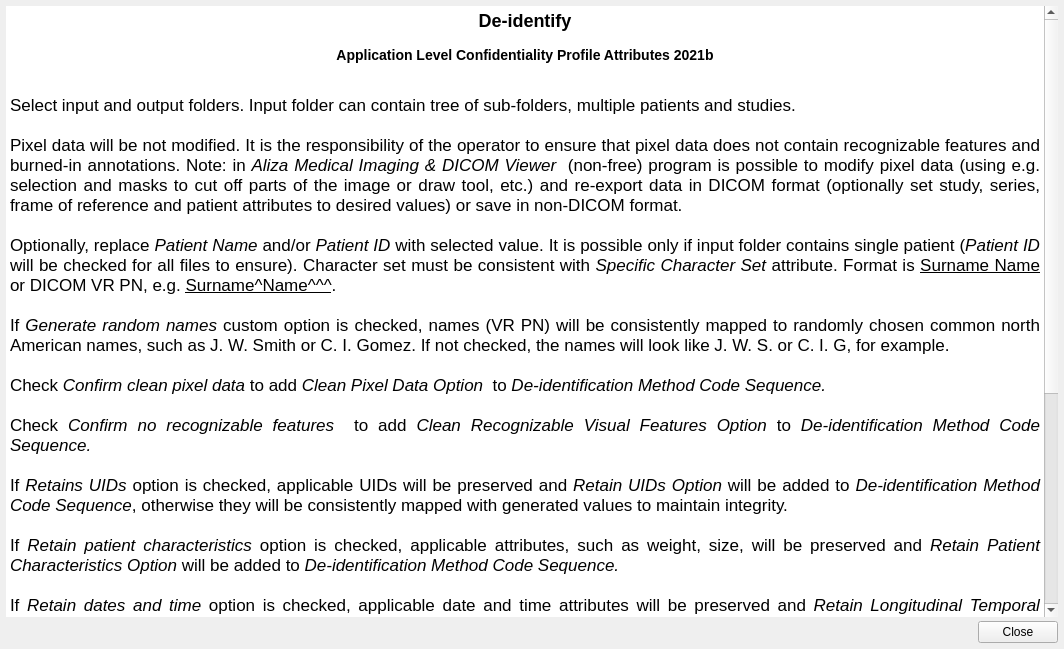
Qt form browser/helpwidget.ui (AlizaMedicalImaging/AlizaMS) before a commit.
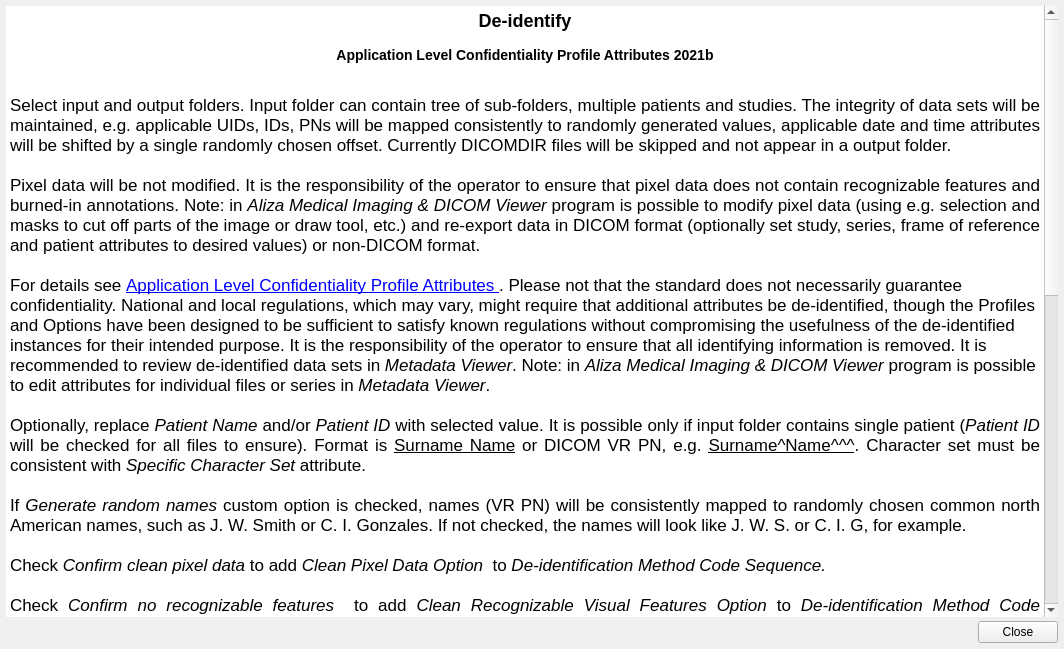
The same form after that commit.

```diff
--- a/browser/helpwidget.ui
+++ b/browser/helpwidget.ui
@@ -42,33 +42,38 @@
 &lt;p align=&quot;center&quot; style=&quot; margin-top:16px; margin-bottom:12px; margin-left:0px; margin-right:0px; -qt-block-indent:0; text-indent:0px;&quot;&gt;&lt;span style=&quot; font-size:x-large; font-weight:600;&quot;&gt;De-identify&lt;/span&gt;&lt;/p&gt;
 &lt;p align=&quot;center&quot; style=&quot; margin-top:16px; margin-bottom:12px; margin-left:0px; margin-right:0px; -qt-block-indent:0; text-indent:0px;&quot;&gt;&lt;span style=&quot; font-size:large; font-weight:600;&quot;&gt;Application Level Confidentiality Profile Attributes 2021b&lt;/span&gt;&lt;/p&gt;
 &lt;p style=&quot;-qt-paragraph-type:empty; margin-top:0px; margin-bottom:0px; margin-left:0px; margin-right:0px; -qt-block-indent:0; text-indent:0px;&quot;&gt;&lt;br /&gt;&lt;/p&gt;
-&lt;p align=&quot;justify&quot; style=&quot; margin-top:0px; margin-bottom:0px; margin-left:0px; margin-right:0px; -qt-block-indent:0; text-indent:0px;&quot;&gt;Select input and output folders. Input folder can contain tree of sub-folders, multiple patients and studies.&lt;/p&gt;
+&lt;p align=&quot;justify&quot; style=&quot; margin-top:0px; margin-bottom:0px; margin-left:0px; margin-right:0px; -qt-block-indent:0; text-indent:0px;&quot;&gt;Select input and output folders. Input folder can contain tree of sub-folders, multiple patients and studies. The integrity of data sets will be maintained, e.g. applicable UIDs, IDs, PNs will be mapped consistently to randomly generated values, applicable date and time attributes will be shifted by a single randomly chosen offset. Currently DICOMDIR files will be skipped and not appear in a output folder.&lt;/p&gt;
 &lt;p style=&quot;-qt-paragraph-type:empty; margin-top:0px; margin-bottom:0px; margin-left:0px; margin-right:0px; -qt-block-indent:0; text-indent:0px;&quot;&gt;&lt;br /&gt;&lt;/p&gt;
-&lt;p align=&quot;justify&quot; style=&quot; margin-top:0px; margin-bottom:0px; margin-left:0px; margin-right:0px; -qt-block-indent:0; text-indent:0px;&quot;&gt;Pixel data will be not modified. It is the responsibility of the operator to ensure that pixel data does not contain recognizable features and burned-in annotations. Note: in &lt;span style=&quot; font-style:italic;&quot;&gt;Aliza Medical Imaging &amp;amp; DICOM Viewer&lt;/span&gt;  (non-free) program is possible to modify pixel data (using e.g. selection and masks to cut off parts of the image or draw tool, etc.) and re-export data in DICOM format (optionally set study, series, frame of reference and patient attributes to desired values) or save in non-DICOM format.&lt;/p&gt;
+&lt;p align=&quot;justify&quot; style=&quot; margin-top:0px; margin-bottom:0px; margin-left:0px; margin-right:0px; -qt-block-indent:0; text-indent:0px;&quot;&gt;Pixel data will be not modified. It is the responsibility of the operator to ensure that pixel data does not contain recognizable features and burned-in annotations. Note: in &lt;span style=&quot; font-style:italic;&quot;&gt;Aliza Medical Imaging &amp;amp; DICOM Viewer &lt;/span&gt;program is possible to modify pixel data (using e.g. selection and masks to cut off parts of the image or draw tool, etc.) and re-export data in DICOM format (optionally set study, series, frame of reference and patient attributes to desired values) or non-DICOM format.&lt;/p&gt;
 &lt;p style=&quot;-qt-paragraph-type:empty; margin-top:0px; margin-bottom:0px; margin-left:0px; margin-right:0px; -qt-block-indent:0; text-indent:0px;&quot;&gt;&lt;br /&gt;&lt;/p&gt;
-&lt;p align=&quot;justify&quot; style=&quot; margin-top:0px; margin-bottom:0px; margin-left:0px; margin-right:0px; -qt-block-indent:0; text-indent:0px;&quot;&gt;Optionally, replace &lt;span style=&quot; font-style:italic;&quot;&gt;Patient Name&lt;/span&gt; and/or &lt;span style=&quot; font-style:italic;&quot;&gt;Patient ID&lt;/span&gt; with selected value. It is possible only if input folder contains single patient (&lt;span style=&quot; font-style:italic;&quot;&gt;Patient ID&lt;/span&gt; will be checked for all files to ensure). Character set must be consistent with &lt;span style=&quot; font-style:italic;&quot;&gt;Specific Character Set &lt;/span&gt;attribute. Format is &lt;span style=&quot; text-decoration: underline;&quot;&gt;Surname Name&lt;/span&gt; or DICOM VR PN, e.g. &lt;span style=&quot; text-decoration: underline;&quot;&gt;Surname^Name^^^&lt;/span&gt;.&lt;/p&gt;
+&lt;p style=&quot; margin-top:0px; margin-bottom:0px; margin-left:0px; margin-right:0px; -qt-block-indent:0; text-indent:0px;&quot;&gt;For details see &lt;a href=&quot;https://www.aliza-dicom-viewer.com/manual/dicom-specification/application-level-confidentiality-profile-attributes&quot;&gt;&lt;span style=&quot; text-decoration: underline; color:#0000ff;&quot;&gt;Application Level Confidentiality Profile Attributes &lt;/span&gt;&lt;/a&gt;. Please not that the standard does not necessarily guarantee confidentiality. National and local regulations, which may vary, might require that additional attributes be de-identified, though the Profiles and Options have been designed to be sufficient to satisfy known regulations without compromising the usefulness of the de-identified instances for their intended purpose. It is the responsibility of the operator to ensure that all identifying information is removed. It is recommended to review de-identified data sets in &lt;span style=&quot; font-style:italic;&quot;&gt;Metadata Viewer&lt;/span&gt;. Note: in &lt;span style=&quot; font-style:italic;&quot;&gt;Aliza Medical Imaging &amp;amp; DICOM Viewer &lt;/span&gt;program is possible to edit attributes for individual files or series in &lt;span style=&quot; font-style:italic;&quot;&gt;Metadata Viewer&lt;/span&gt;.&lt;/p&gt;
+&lt;p style=&quot;-qt-paragraph-type:empty; margin-top:0px; margin-bottom:0px; margin-left:0px; margin-right:0px; -qt-block-indent:0; text-indent:0px; text-decoration: underline; color:#0000ff;&quot;&gt;&lt;br /&gt;&lt;/p&gt;
+&lt;p align=&quot;justify&quot; style=&quot; margin-top:0px; margin-bottom:0px; margin-left:0px; margin-right:0px; -qt-block-indent:0; text-indent:0px;&quot;&gt;Optionally, replace &lt;span style=&quot; font-style:italic;&quot;&gt;Patient Name&lt;/span&gt; and/or &lt;span style=&quot; font-style:italic;&quot;&gt;Patient ID&lt;/span&gt; with selected value. It is possible only if input folder contains single patient (&lt;span style=&quot; font-style:italic;&quot;&gt;Patient ID&lt;/span&gt; will be checked for all files to ensure). Format is &lt;span style=&quot; text-decoration: underline;&quot;&gt;Surname Name&lt;/span&gt; or DICOM VR PN, e.g. &lt;span style=&quot; text-decoration: underline;&quot;&gt;Surname^Name^^^&lt;/span&gt;. Character set must be consistent with &lt;span style=&quot; font-style:italic;&quot;&gt;Specific Character Set &lt;/span&gt;attribute. &lt;/p&gt;
 &lt;p style=&quot;-qt-paragraph-type:empty; margin-top:0px; margin-bottom:0px; margin-left:0px; margin-right:0px; -qt-block-indent:0; text-indent:0px;&quot;&gt;&lt;br /&gt;&lt;/p&gt;
-&lt;p align=&quot;justify&quot; style=&quot; margin-top:0px; margin-bottom:0px; margin-left:0px; margin-right:0px; -qt-block-indent:0; text-indent:0px;&quot;&gt;If &lt;span style=&quot; font-style:italic;&quot;&gt;Generate random names&lt;/span&gt; custom option is checked, names (VR PN) will be consistently mapped to randomly chosen common north American names, such as J. W. Smith or C. I. Gomez. If not checked, the names will look like J. W. S. or C. I. G, for example. &lt;/p&gt;
+&lt;p align=&quot;justify&quot; style=&quot; margin-top:0px; margin-bottom:0px; margin-left:0px; margin-right:0px; -qt-block-indent:0; text-indent:0px;&quot;&gt;If &lt;span style=&quot; font-style:italic;&quot;&gt;Generate random names&lt;/span&gt; custom option is checked, names (VR PN) will be consistently mapped to randomly chosen common north American names, such as J. W. Smith or C. I. Gonzales. If not checked, the names will look like J. W. S. or C. I. G, for example. &lt;/p&gt;
 &lt;p style=&quot;-qt-paragraph-type:empty; margin-top:0px; margin-bottom:0px; margin-left:0px; margin-right:0px; -qt-block-indent:0; text-indent:0px;&quot;&gt;&lt;br /&gt;&lt;/p&gt;
 &lt;p align=&quot;justify&quot; style=&quot; margin-top:0px; margin-bottom:0px; margin-left:0px; margin-right:0px; -qt-block-indent:0; text-indent:0px;&quot;&gt;Check &lt;span style=&quot; font-style:italic;&quot;&gt;Confirm clean pixel data&lt;/span&gt; to add &lt;span style=&quot; font-style:italic;&quot;&gt;Clean Pixel Data Option  &lt;/span&gt;to &lt;span style=&quot; font-style:italic;&quot;&gt;De-identification Method Code Sequence.&lt;/span&gt;&lt;/p&gt;
 &lt;p style=&quot;-qt-paragraph-type:empty; margin-top:0px; margin-bottom:0px; margin-left:0px; margin-right:0px; -qt-block-indent:0; text-indent:0px; text-decoration: underline; color:#0000ff;&quot;&gt;&lt;br /&gt;&lt;/p&gt;
 &lt;p align=&quot;justify&quot; style=&quot; margin-top:0px; margin-bottom:0px; margin-left:0px; margin-right:0px; -qt-block-indent:0; text-indent:0px;&quot;&gt;Check &lt;span style=&quot; font-style:italic;&quot;&gt;Confirm no recognizable features  &lt;/span&gt;to add &lt;span style=&quot; font-style:italic;&quot;&gt;Clean Recognizable Visual Features Option&lt;/span&gt; to &lt;span style=&quot; font-style:italic;&quot;&gt;De-identification Method Code Sequence.&lt;/span&gt;&lt;/p&gt;
 &lt;p style=&quot;-qt-paragraph-type:empty; margin-top:0px; margin-bottom:0px; margin-left:0px; margin-right:0px; -qt-block-indent:0; text-indent:0px; font-style:italic;&quot;&gt;&lt;br /&gt;&lt;/p&gt;
-&lt;p align=&quot;justify&quot; style=&quot; margin-top:0px; margin-bottom:0px; margin-left:0px; margin-right:0px; -qt-block-indent:0; text-indent:0px;&quot;&gt;If &lt;span style=&quot; font-style:italic;&quot;&gt;Retains UIDs&lt;/span&gt; option is checked, applicable UIDs will be preserved and &lt;span style=&quot; font-style:italic;&quot;&gt;Retain UIDs Option&lt;/span&gt; will be added to &lt;span style=&quot; font-style:italic;&quot;&gt;De-identification Method Code Sequence&lt;/span&gt;, otherwise they will be consistently mapped with generated values to maintain integrity.&lt;/p&gt;
+&lt;p align=&quot;justify&quot; style=&quot; margin-top:0px; margin-bottom:0px; margin-left:0px; margin-right:0px; -qt-block-indent:0; text-indent:0px;&quot;&gt;If &lt;span style=&quot; font-style:italic;&quot;&gt;Retains UIDs&lt;/span&gt; option is checked, applicable UIDs will be preserved and &lt;span style=&quot; font-style:italic;&quot;&gt;Retain UIDs Option&lt;/span&gt; will be added to &lt;span style=&quot; font-style:italic;&quot;&gt;De-identification Method Code Sequence&lt;/span&gt;, otherwise they will be consistently mapped with randomly generated values.&lt;/p&gt;
 &lt;p style=&quot;-qt-paragraph-type:empty; margin-top:0px; margin-bottom:0px; margin-left:0px; margin-right:0px; -qt-block-indent:0; text-indent:0px;&quot;&gt;&lt;br /&gt;&lt;/p&gt;
-&lt;p align=&quot;justify&quot; style=&quot; margin-top:0px; margin-bottom:0px; margin-left:0px; margin-right:0px; -qt-block-indent:0; text-indent:0px;&quot;&gt;If &lt;span style=&quot; font-style:italic;&quot;&gt;Retain patient characteristics&lt;/span&gt; option is checked, applicable attributes, such as weight, size, will be preserved and &lt;span style=&quot; font-style:italic;&quot;&gt;Retain Patient Characteristics Option&lt;/span&gt; will be added to &lt;span style=&quot; font-style:italic;&quot;&gt;De-identification Method Code Sequence.&lt;/span&gt;&lt;/p&gt;
+&lt;p align=&quot;justify&quot; style=&quot; margin-top:0px; margin-bottom:0px; margin-left:0px; margin-right:0px; -qt-block-indent:0; text-indent:0px;&quot;&gt;If &lt;span style=&quot; font-style:italic;&quot;&gt;Retain patient characteristics&lt;/span&gt; option is checked, applicable attributes, such as weight, size, will be preserved and &lt;span style=&quot; font-style:italic;&quot;&gt;Retain Patient Characteristics Option&lt;/span&gt; will be added to &lt;span style=&quot; font-style:italic;&quot;&gt;De-identification Method Code Sequence. &lt;/span&gt;For example, it is required to calculate SUV from PET series.&lt;/p&gt;
 &lt;p style=&quot;-qt-paragraph-type:empty; margin-top:0px; margin-bottom:0px; margin-left:0px; margin-right:0px; -qt-block-indent:0; text-indent:0px; font-style:italic;&quot;&gt;&lt;br /&gt;&lt;/p&gt;
-&lt;p align=&quot;justify&quot; style=&quot; margin-top:0px; margin-bottom:0px; margin-left:0px; margin-right:0px; -qt-block-indent:0; text-indent:0px;&quot;&gt;If &lt;span style=&quot; font-style:italic;&quot;&gt;Retain dates and time &lt;/span&gt;option is checked, applicable date and time attributes will be preserved and &lt;span style=&quot; font-style:italic;&quot;&gt;Retain Longitudinal Temporal Information Full Dates Option &lt;/span&gt;will be added to &lt;span style=&quot; font-style:italic;&quot;&gt;De-identification Method Code Sequence&lt;/span&gt;, otherwise applicable data and time attributes will be consistently modified with some random offset and &lt;span style=&quot; font-style:italic;&quot;&gt;Retain Longitudinal Temporal Information Modified Dates Option&lt;/span&gt; will be added to &lt;span style=&quot; font-style:italic;&quot;&gt;De-identification Method Code Sequence&lt;/span&gt;. Recognizable attributes, e.g. birth date, will be never retained.&lt;/p&gt;
+&lt;p align=&quot;justify&quot; style=&quot; margin-top:0px; margin-bottom:0px; margin-left:0px; margin-right:0px; -qt-block-indent:0; text-indent:0px;&quot;&gt;If &lt;span style=&quot; font-style:italic;&quot;&gt;Retain dates and time &lt;/span&gt;option is checked, applicable date and time attributes will be preserved and &lt;span style=&quot; font-style:italic;&quot;&gt;Retain Longitudinal Temporal Information Full Dates Option &lt;/span&gt;will be added to &lt;span style=&quot; font-style:italic;&quot;&gt;De-identification Method Code Sequence&lt;/span&gt;, otherwise applicable date and time attributes will be consistently modified and &lt;span style=&quot; font-style:italic;&quot;&gt;Retain Longitudinal Temporal Information Modified Dates Option&lt;/span&gt; will be added to &lt;span style=&quot; font-style:italic;&quot;&gt;De-identification Method Code Sequence&lt;/span&gt;. Identifying attributes, e.g. birth date, will be never preserved. It is important to note that if studies of a patient are de-identified sequentially, for example every month, it may be important to retain dates and time to maintain longitudinal integrity, if possible.&lt;/p&gt;
 &lt;p align=&quot;justify&quot; style=&quot;-qt-paragraph-type:empty; margin-top:0px; margin-bottom:0px; margin-left:0px; margin-right:0px; -qt-block-indent:0; text-indent:0px;&quot;&gt;&lt;br /&gt;&lt;/p&gt;
 &lt;p align=&quot;justify&quot; style=&quot; margin-top:0px; margin-bottom:0px; margin-left:0px; margin-right:0px; -qt-block-indent:0; text-indent:0px;&quot;&gt;If &lt;span style=&quot; font-style:italic;&quot;&gt;Retain device identity &lt;/span&gt;option is checked, applicable attributes, such as device ID, will be preserved and &lt;span style=&quot; font-style:italic;&quot;&gt;Retain Device Identity Option&lt;/span&gt; will be added to &lt;span style=&quot; font-style:italic;&quot;&gt;De-identification Method Code Sequence.&lt;/span&gt;&lt;/p&gt;
 &lt;p style=&quot;-qt-paragraph-type:empty; margin-top:0px; margin-bottom:0px; margin-left:0px; margin-right:0px; -qt-block-indent:0; text-indent:0px; font-style:italic;&quot;&gt;&lt;br /&gt;&lt;/p&gt;
-&lt;p align=&quot;justify&quot; style=&quot; margin-top:0px; margin-bottom:0px; margin-left:0px; margin-right:0px; -qt-block-indent:0; text-indent:0px;&quot;&gt;If &lt;span style=&quot; font-style:italic;&quot;&gt;Retain institution identity&lt;/span&gt; option is checked, applicable attributes, such as station name, will be preserved and &lt;span style=&quot; font-style:italic;&quot;&gt;Retain Institution Identity Option&lt;/span&gt; will be added to &lt;span style=&quot; font-style:italic;&quot;&gt;De-identification Method Code Sequence.&lt;/span&gt;&lt;/p&gt;
+&lt;p align=&quot;justify&quot; style=&quot; margin-top:0px; margin-bottom:0px; margin-left:0px; margin-right:0px; -qt-block-indent:0; text-indent:0px;&quot;&gt;If &lt;span style=&quot; font-style:italic;&quot;&gt;Retain institution identity&lt;/span&gt; option is checked, applicable attributes, such as station name, institution address, will be preserved and &lt;span style=&quot; font-style:italic;&quot;&gt;Retain Institution Identity Option&lt;/span&gt; will be added to &lt;span style=&quot; font-style:italic;&quot;&gt;De-identification Method Code Sequence.&lt;/span&gt;&lt;/p&gt;
 &lt;p style=&quot;-qt-paragraph-type:empty; margin-top:0px; margin-bottom:0px; margin-left:0px; margin-right:0px; -qt-block-indent:0; text-indent:0px; font-style:italic;&quot;&gt;&lt;br /&gt;&lt;/p&gt;
-&lt;p align=&quot;justify&quot; style=&quot; margin-top:0px; margin-bottom:0px; margin-left:0px; margin-right:0px; -qt-block-indent:0; text-indent:0px;&quot;&gt;If &lt;span style=&quot; font-style:italic;&quot;&gt;Remove private attributes option&lt;/span&gt; is &lt;span style=&quot; font-weight:600;&quot;&gt;not&lt;/span&gt; checked, private attributes are assumed to be safe and &lt;span style=&quot; font-style:italic;&quot;&gt;Retain Safe Private Option&lt;/span&gt; will be added to &lt;span style=&quot; font-style:italic;&quot;&gt;De-identification Method Code Sequence.&lt;/span&gt;&lt;/p&gt;
+&lt;p align=&quot;justify&quot; style=&quot; margin-top:0px; margin-bottom:0px; margin-left:0px; margin-right:0px; -qt-block-indent:0; text-indent:0px;&quot;&gt;If &lt;span style=&quot; font-style:italic;&quot;&gt;Remove private attributes &lt;/span&gt;option is &lt;span style=&quot; font-weight:600;&quot;&gt;not&lt;/span&gt; checked, private attributes are assumed to be safe and &lt;span style=&quot; font-style:italic;&quot;&gt;Retain Safe Private Option&lt;/span&gt; will be added to &lt;span style=&quot; font-style:italic;&quot;&gt;De-identification Method Code Sequence.&lt;/span&gt;&lt;/p&gt;
 &lt;p align=&quot;justify&quot; style=&quot;-qt-paragraph-type:empty; margin-top:0px; margin-bottom:0px; margin-left:0px; margin-right:0px; -qt-block-indent:0; text-indent:0px; font-style:italic;&quot;&gt;&lt;br /&gt;&lt;/p&gt;
-&lt;p align=&quot;justify&quot; style=&quot; margin-top:0px; margin-bottom:0px; margin-left:0px; margin-right:0px; -qt-block-indent:0; text-indent:0px;&quot;&gt;If &lt;span style=&quot; font-style:italic;&quot;&gt;Remove graphics option&lt;/span&gt; is &lt;span style=&quot; font-weight:600;&quot;&gt;not&lt;/span&gt; checked, graphics objects are assumed to be safe and &lt;span style=&quot; font-style:italic;&quot;&gt;Clean Graphics Option&lt;/span&gt; will be added to &lt;span style=&quot; font-style:italic;&quot;&gt;De-identification Method Code Sequence.&lt;/span&gt;&lt;/p&gt;
+&lt;p align=&quot;justify&quot; style=&quot; margin-top:0px; margin-bottom:0px; margin-left:0px; margin-right:0px; -qt-block-indent:0; text-indent:0px;&quot;&gt;If &lt;span style=&quot; font-style:italic;&quot;&gt;Remove graphics &lt;/span&gt;option is &lt;span style=&quot; font-weight:600;&quot;&gt;not&lt;/span&gt; checked, graphics objects are assumed to be safe and &lt;span style=&quot; font-style:italic;&quot;&gt;Clean Graphics Option&lt;/span&gt; will be added to &lt;span style=&quot; font-style:italic;&quot;&gt;De-identification Method Code Sequence.&lt;/span&gt;&lt;/p&gt;
 &lt;p style=&quot;-qt-paragraph-type:empty; margin-top:0px; margin-bottom:0px; margin-left:0px; margin-right:0px; -qt-block-indent:0; text-indent:0px; font-style:italic;&quot;&gt;&lt;br /&gt;&lt;/p&gt;
-&lt;p style=&quot; margin-top:0px; margin-bottom:0px; margin-left:0px; margin-right:0px; -qt-block-indent:0; text-indent:0px;&quot;&gt;For details see &lt;a href=&quot;https://www.aliza-dicom-viewer.com/manual/dicom-specification/application-level-confidentiality-profile-attributes&quot;&gt;&lt;span style=&quot; text-decoration: underline; color:#0000ff;&quot;&gt;Application Level Confidentiality Profile Attributes&lt;/span&gt;&lt;/a&gt;&lt;/p&gt;&lt;/body&gt;&lt;/html&gt;</string>
+&lt;p style=&quot; margin-top:0px; margin-bottom:0px; margin-left:0px; margin-right:0px; -qt-block-indent:0; text-indent:0px;&quot;&gt;If &lt;span style=&quot; font-style:italic;&quot;&gt;Remove structured content&lt;/span&gt; option is &lt;span style=&quot; font-weight:600;&quot;&gt;not&lt;/span&gt; checked, structured content related to SR IODs, is assumed to be safe and &lt;span style=&quot; font-style:italic;&quot;&gt;Clean Structured Content Option&lt;/span&gt; will be added to &lt;span style=&quot; font-style:italic;&quot;&gt;De-identification Method Code Sequence.&lt;/span&gt;&lt;/p&gt;
+&lt;p style=&quot;-qt-paragraph-type:empty; margin-top:0px; margin-bottom:0px; margin-left:0px; margin-right:0px; -qt-block-indent:0; text-indent:0px; font-style:italic;&quot;&gt;&lt;br /&gt;&lt;/p&gt;
+&lt;p style=&quot; margin-top:0px; margin-bottom:0px; margin-left:0px; margin-right:0px; -qt-block-indent:0; text-indent:0px;&quot;&gt;If &lt;span style=&quot; font-style:italic;&quot;&gt;Remove descriptors option&lt;/span&gt; is &lt;span style=&quot; font-weight:600;&quot;&gt;not&lt;/span&gt; checked, descriptors, such as study and series description, RT ROI names, RT plan names, etc., is assumed to be safe and &lt;span style=&quot; font-style:italic;&quot;&gt;Clean Descriptors Option&lt;/span&gt; will be added to &lt;span style=&quot; font-style:italic;&quot;&gt;De-identification Method Code Sequence.&lt;/span&gt;&lt;/p&gt;
+&lt;p style=&quot;-qt-paragraph-type:empty; margin-top:0px; margin-bottom:0px; margin-left:0px; margin-right:0px; -qt-block-indent:0; text-indent:0px;&quot;&gt;&lt;br /&gt;&lt;/p&gt;&lt;/body&gt;&lt;/html&gt;</string>
      </property>
      <property name="openExternalLinks">
       <bool>true</bool>
```
